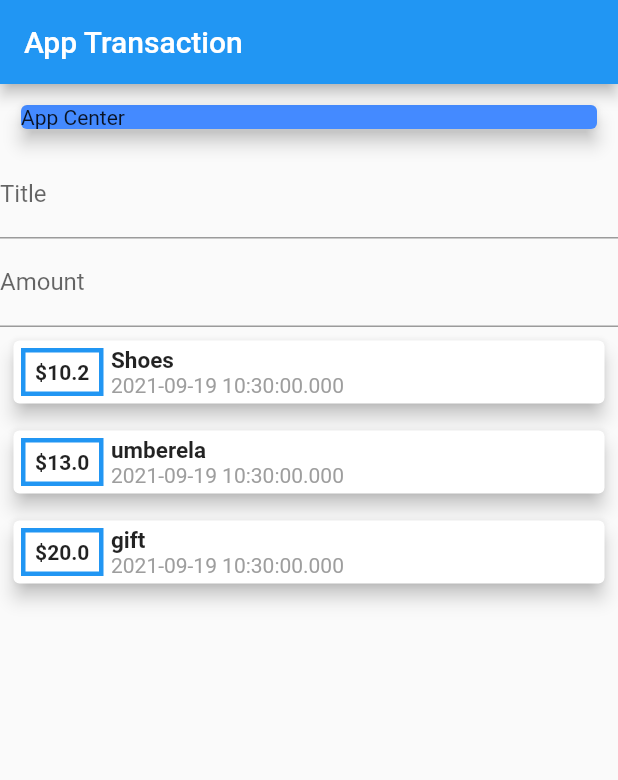
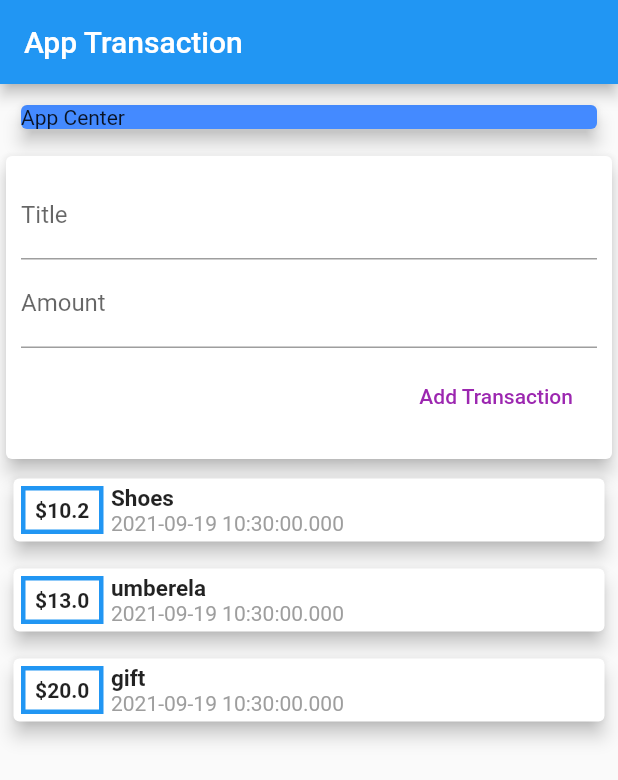
Before and after one commit to rahmatei/Transaction_Flutter, a Flutter app: the screen it shows after launch, on a phone screen of 412 x 824 dp. Shown: the top 780 px of the screen. Run offline on Flutter 3.47's test engine with Material 2 defaults, Android fonts, the phone set to English and light mode, and no system bars.

Commit message:
splitt control

```diff
--- /dev/null
+++ b/lib/add_Transaction.dart
@@ -0,0 +1,39 @@
+import 'package:flutter/material.dart';
+
+class AddTransaction extends StatelessWidget {
+  @override
+  Widget build(BuildContext context) {
+    return Card(
+      elevation: 5,
+      child: Container(
+        padding: EdgeInsets.all(10),
+        child: Column(
+          crossAxisAlignment: CrossAxisAlignment.end,
+          children: [
+            TextField(
+              decoration: InputDecoration(
+                labelText: 'Title',
+              ),
+            ),
+            TextField(
+              decoration: InputDecoration(
+                labelText: 'Amount',
+              ),
+              keyboardType: TextInputType.number,
+            ),
+            Padding(
+              padding: const EdgeInsets.all(8.0),
+              child: TextButton(
+                  onPressed: () {},
+                  child: Text(
+                    'Add Transaction',
+                    style: TextStyle(color: Colors.purple),
+                  )
+                  ),
+            )
+          ],
+        ),
+      ),
+    );
+  }
+}
--- a/lib/main.dart
+++ b/lib/main.dart
@@ -1,6 +1,7 @@
+import 'package:app/add_Transaction.dart';
 import 'package:app/transaction.dart';
 import 'package:flutter/material.dart';
-import 'package:flutter/services.dart';
+import 'transaction_list.dart';
 
 void main() {
   runApp(MyApp());
@@ -31,63 +32,10 @@ class MyApp extends StatelessWidget {
                     child: Text('App Center'),
                   ),
                 ),
-                Column(
-                    children: [
-                      TextField(
-                        decoration: InputDecoration(
-                          labelText:'Title' ,
-                        ),
-                      ),
-                       TextField(
-                        decoration: InputDecoration(
-                          labelText:'Amount' ,
-                        ),
-                        keyboardType: TextInputType.number,
-                      ),
-                    ],
-                ),
-                Column(children: trns.map((e){
-                  return Container(
-                    padding: EdgeInsets.all(5),
-                    child: Card(
-                      elevation: 5,
-                      color: Colors.white,
-                      child: Row(children: [
-                        Container(
-                          width: 55,
-                          alignment: Alignment.center,
-                          padding: EdgeInsets.all(5),
-                          margin: EdgeInsets.all(5),
-                          decoration:BoxDecoration(
-                            border: Border.all(color: Colors.blue,width: 3)
-                          ),
-                          child: Text('\$${e.amount}',style: TextStyle(fontWeight: FontWeight.bold),),
-                        ),
-                        Column(
-                          crossAxisAlignment: CrossAxisAlignment.start,
-                          children: [
-                          Text('${e.title}',style: TextStyle(
-                            fontWeight: FontWeight.bold,
-                            fontSize: 15
-                          ),),
-                          Text('${e.date.toString()}'
-                          ,style: TextStyle(
-                            color: Colors.grey
-                          ),
-                          )
-                        ],)
-                      ],
-                      ),
-                    ),
-                  );
-                }).toList())
+                  AddTransaction(),
+                  TransationList(transactionList: trns)
               ],
-            )));
+            )
+            ));
   }
 }
-
-/*
- [
-                ,
-                ],
-                */
--- a/lib/transaction_list.dart
+++ b/lib/transaction_list.dart
@@ -1,8 +1,51 @@
+import 'package:app/transaction.dart';
 import 'package:flutter/material.dart';
+
 class TransationList extends StatelessWidget {
+  final List<Transaction> transactionList;
+
+  TransationList({required this.transactionList});
 
   @override
   Widget build(BuildContext context) {
-   return Container();
+    return Column(
+        children: transactionList.map((e) {
+      return Container(
+        padding: EdgeInsets.all(5),
+        child: Card(
+          elevation: 5,
+          color: Colors.white,
+          child: Row(
+            children: [
+              Container(
+                width: 55,
+                alignment: Alignment.center,
+                padding: EdgeInsets.all(5),
+                margin: EdgeInsets.all(5),
+                decoration: BoxDecoration(
+                    border: Border.all(color: Colors.blue, width: 3)),
+                child: Text(
+                  '\$${e.amount}',
+                  style: TextStyle(fontWeight: FontWeight.bold),
+                ),
+              ),
+              Column(
+                crossAxisAlignment: CrossAxisAlignment.start,
+                children: [
+                  Text(
+                    '${e.title}',
+                    style: TextStyle(fontWeight: FontWeight.bold, fontSize: 15),
+                  ),
+                  Text(
+                    '${e.date.toString()}',
+                    style: TextStyle(color: Colors.grey),
+                  )
+                ],
+              )
+            ],
+          ),
+        ),
+      );
+    }).toList());
   }
 }
--- a/pubspec.yaml
+++ b/pubspec.yaml
@@ -28,6 +28,7 @@ dependencies:
   # The following adds the Cupertino Icons font to your application.
   # Use with the CupertinoIcons class for iOS style icons.
   cupertino_icons: ^1.0.2
+  intl: ^0.17.0
 
 dev_dependencies:
   flutter_test:
```
